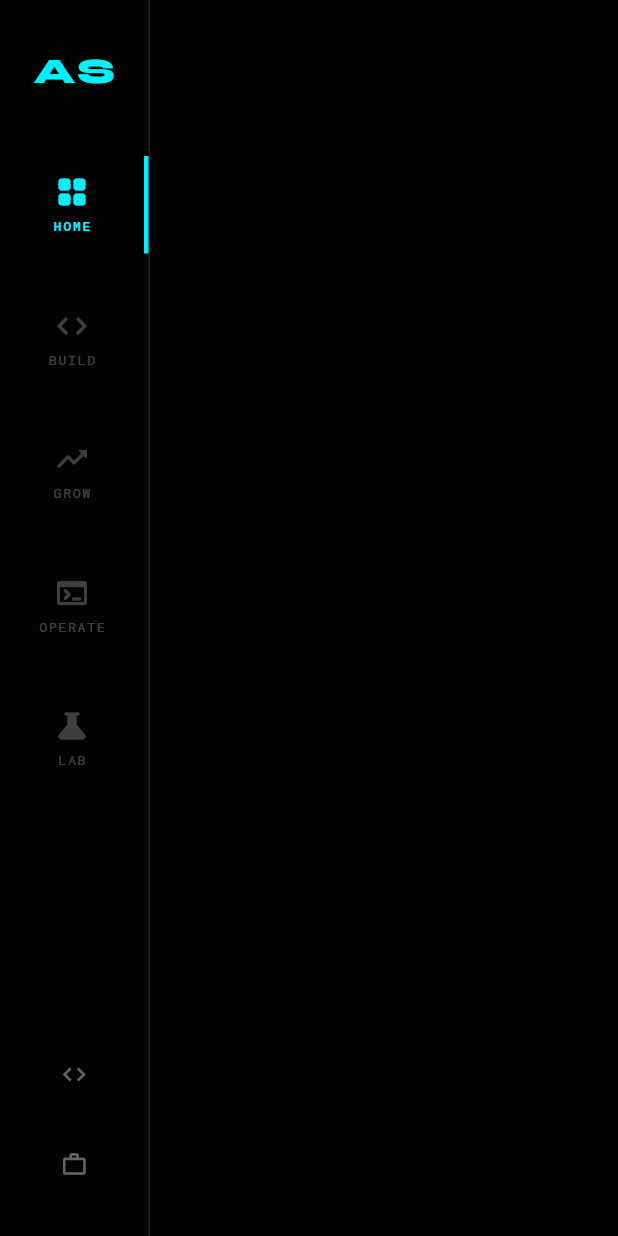
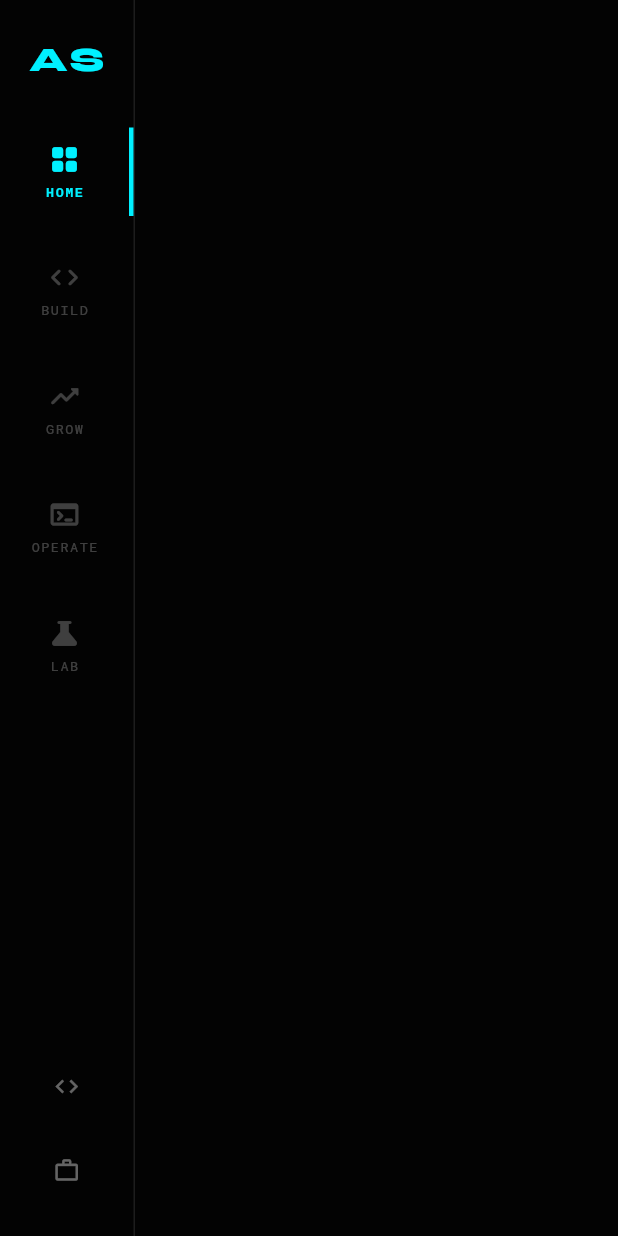
Before and after one commit to ashimsap/ashimsap.github.io, a Flutter app: the CustomSideNavRail widget shown alone on an empty page, opened directly, on a phone screen of 412 x 824 dp. Run offline on Flutter 3.47's test engine with Material 3 defaults, Android fonts, the light colour scheme and no system bars; our stand-ins replace flutter_animate, flutter_riverpod, google_fonts; network calls fail.

Commit message:
site update

```diff
--- a/lib/core/widgets/custom_navigation.dart
+++ b/lib/core/widgets/custom_navigation.dart
@@ -22,29 +22,29 @@ class CustomSideNavRail extends ConsumerWidget {
     ];
 
     return Container(
-      width: 100,
+      width: 90,
       decoration: const BoxDecoration(
         border: Border(right: BorderSide(color: AppColors.border, width: 1)),
       ),
       child: Column(
         children: [
-          const SizedBox(height: 30),
+          const SizedBox(height: 24),
           // Brand Monogram
           Text(
             "AS",
             style: GoogleFonts.syne(
               color: AppColors.cyan,
-              fontSize: 24,
+              fontSize: 22,
               fontWeight: FontWeight.w900,
               letterSpacing: 2,
             ),
           ),
-          const SizedBox(height: 40),
+          const SizedBox(height: 30),
 
           Expanded(
             child: ListView.separated(
               itemCount: navItems.length,
-              separatorBuilder: (c, i) => const SizedBox(height: 24),
+              separatorBuilder: (c, i) => const SizedBox(height: 20),
               itemBuilder: (context, index) {
                 final item = navItems[index];
                 final isSelected = selectedIndex == index;
@@ -65,13 +65,13 @@ class CustomSideNavRail extends ConsumerWidget {
             tooltip: "GitHub",
             url: "https://github.com/ashimsap",
           ),
-          const SizedBox(height: 12),
+          const SizedBox(height: 8),
           _SocialIconButton(
             icon: Icons.work_outline,
             tooltip: "LinkedIn",
             url: "https://www.linkedin.com/in/ashim-sapkota-7792552a4/",
           ),
-          const SizedBox(height: 24),
+          const SizedBox(height: 20),
         ],
       ),
     );
@@ -84,6 +84,7 @@ class CustomBottomNavBar extends ConsumerWidget {
   @override
   Widget build(BuildContext context, WidgetRef ref) {
     final selectedIndex = ref.watch(navigationIndexProvider);
+    final screenWidth = MediaQuery.of(context).size.width;
 
     final navItems = [
       _NavItemData(icon: Icons.grid_view_rounded, label: "HOME", color: AppColors.cyan),
@@ -93,12 +94,15 @@ class CustomBottomNavBar extends ConsumerWidget {
       _NavItemData(icon: Icons.science_rounded, label: "LAB", color: AppColors.amber),
     ];
 
+    final itemPadding = screenWidth < 360 ? 4.0 : 8.0;
+    final fontSize = screenWidth < 360 ? 9.0 : 10.0;
+
     return Container(
       decoration: const BoxDecoration(
         color: Color(0xF00A0A0A),
         border: Border(top: BorderSide(color: AppColors.border, width: 1)),
       ),
-      padding: const EdgeInsets.symmetric(vertical: 8),
+      padding: const EdgeInsets.symmetric(vertical: 6),
       child: SafeArea(
         top: false,
         child: Row(
@@ -112,27 +116,27 @@ class CustomBottomNavBar extends ConsumerWidget {
                   ref.read(navigationIndexProvider.notifier).state = index,
               child: AnimatedContainer(
                 duration: 200.ms,
-                padding:
-                    const EdgeInsets.symmetric(horizontal: 12, vertical: 6),
+                padding: EdgeInsets.symmetric(
+                    horizontal: itemPadding, vertical: 5),
                 decoration: BoxDecoration(
                   color: isSelected
                       ? item.color.withValues(alpha: 0.15)
                       : Colors.transparent,
-                  borderRadius: BorderRadius.circular(20),
+                  borderRadius: BorderRadius.circular(16),
                 ),
                 child: Column(
                   mainAxisSize: MainAxisSize.min,
                   children: [
                     Icon(
                       item.icon,
-                      size: 20,
+                      size: 18,
                       color: isSelected ? item.color : Colors.white38,
                     ),
                     const SizedBox(height: 2),
                     Text(
                       item.label,
                       style: GoogleFonts.robotoMono(
-                        fontSize: 10,
+                        fontSize: fontSize,
                         color: isSelected ? item.color : Colors.white38,
                         fontWeight:
                             isSelected ? FontWeight.bold : FontWeight.normal,
@@ -182,7 +186,7 @@ class _SideNavItemState extends State<_SideNavItem> {
           onTap: widget.onTap,
           child: AnimatedContainer(
             duration: 200.ms,
-            padding: const EdgeInsets.symmetric(vertical: 12),
+            padding: const EdgeInsets.symmetric(vertical: 10),
             decoration: BoxDecoration(
               border: Border(
                 right: BorderSide(
@@ -202,7 +206,7 @@ class _SideNavItemState extends State<_SideNavItem> {
                   color: widget.isSelected
                       ? color
                       : (isHovered ? Colors.white70 : Colors.white24),
-                  size: 24,
+                  size: 22,
                 ),
                 const SizedBox(height: 4),
                 Text(
```
